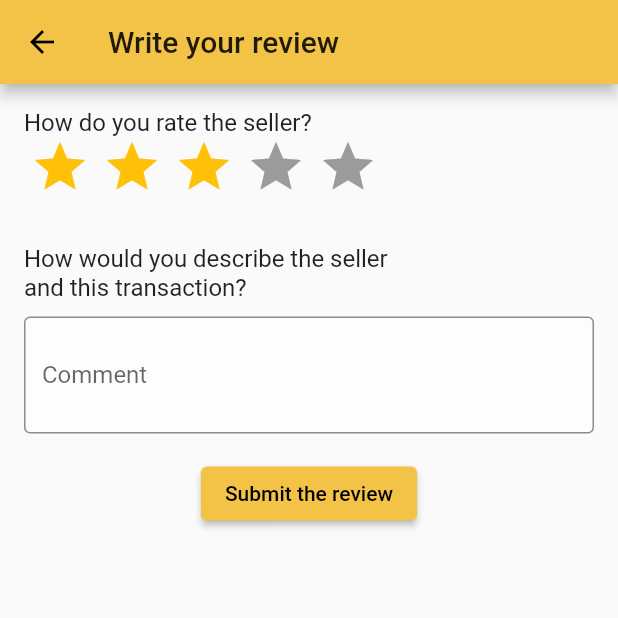
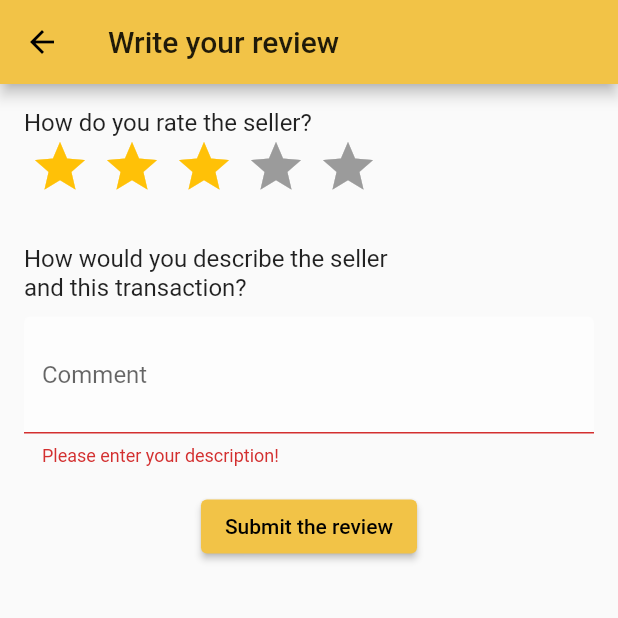
Before and after one commit to HongshuW/NUSell, a Flutter app: the ReviewScreen screen opened directly, after a tap on "Submit the review", on a phone screen of 412 x 824 dp, the top half of it. Run offline on Flutter 3.47's test engine with Material 2 defaults, Android fonts, the phone set to English and light mode, and no system bars; drawn by our look-alikes of flutter_rating_bar; our stand-ins replace bubble, cached_network_image, cloud_firestore, firebase_auth, firebase_core, firebase_messaging and 6 more; missing offline and left inert: dart:ffi; accounts and stored records are empty; project files that could hold a hidden picture were left out.

Commit message:
error handling for review screen

```diff
--- a/lib/screens/review.dart
+++ b/lib/screens/review.dart
@@ -88,8 +88,14 @@ class _ReviewScreenState extends State<ReviewScreen> {
                     SizedBox(
                       height: 10,
                     ),
-                    TextField(
+                    TextFormField(
                       keyboardType: TextInputType.multiline,
+                      validator: (String value) {
+                        if (value.isEmpty) {
+                          return 'Please enter your description!';
+                        }
+                        return null;
+                      },
                       minLines: 1,
                       maxLines: null,
                       decoration: InputDecoration(
```
